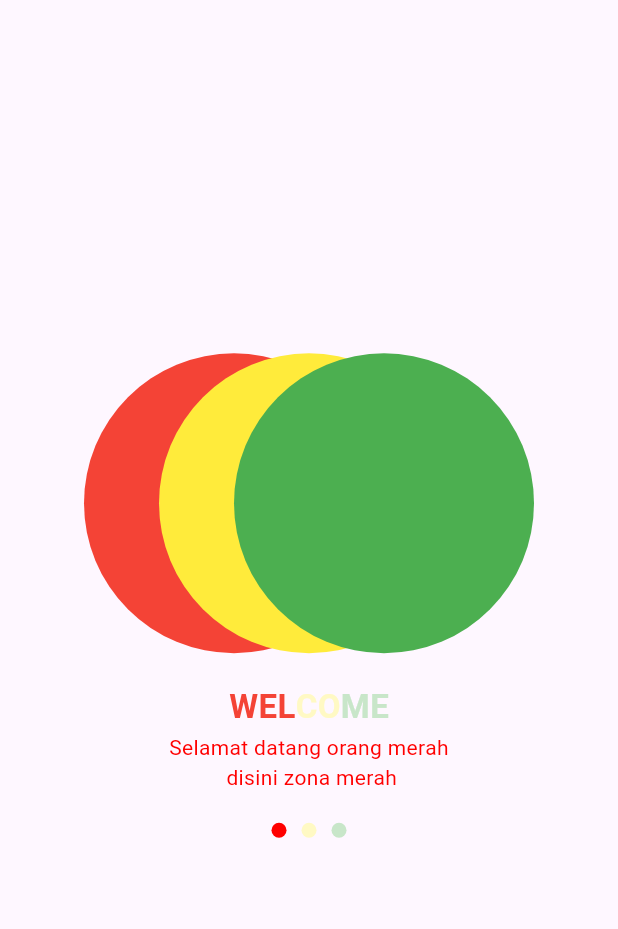
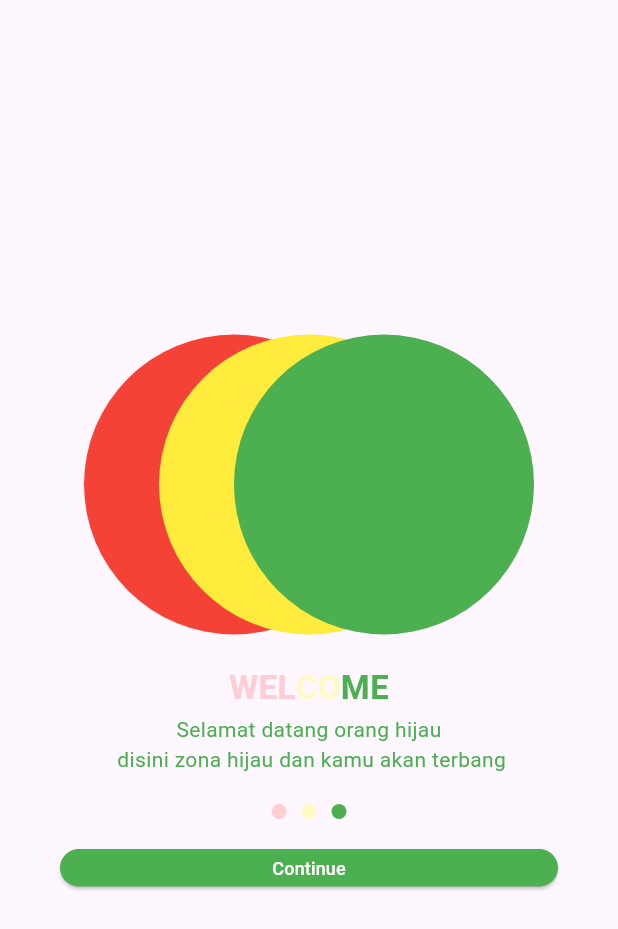
Before and after one commit to afnan923/tugas_week10_1123150074, a Flutter app: the MySplashScreen3 screen opened directly, on a phone screen of 412 x 824 dp. Shown: the top 929 px of the screen. Run offline on Flutter 3.47's test engine with Material 3 defaults, Android fonts, the light colour scheme and no system bars; our stand-ins replace firebase_auth, firebase_core; accounts and stored records are empty.

Commit message:
add screen3

```diff
--- a/lib/screen/screen 3.dart
+++ b/lib/screen/screen 3.dart
@@ -1,3 +1,4 @@
+import 'package:firebase_latihan/screen/my_login.dart';
 import 'package:flutter/material.dart';
 
 class MySplashScreen3 extends StatelessWidget {
@@ -52,7 +53,7 @@ class MySplashScreen3 extends StatelessWidget {
                   style: TextStyle(
                     fontSize: 22.0,
                     fontWeight: FontWeight.bold,
-                    color: Colors.red,
+                    color: Colors.red[100]!,
                   ),
                 ),
                 Text(
@@ -68,19 +69,16 @@ class MySplashScreen3 extends StatelessWidget {
                   style: TextStyle(
                     fontSize: 22.0,
                     fontWeight: FontWeight.bold,
-                    color: Colors.green[100]!,
+                    color: Colors.green,
                   ),
                 ),
               ],
             ),
             SizedBox(height: 2),
             Text(
-              "Selamat datang orang merah\n disini zona merah",
+              "Selamat datang orang hijau\n disini zona hijau dan kamu akan terbang",
               textAlign: TextAlign.center,
-              style: TextStyle(
-                fontSize: 14.0,
-                color: const Color.fromARGB(255, 255, 0, 0),
-              ),
+              style: TextStyle(fontSize: 14.0, color: Colors.green),
             ),
             SizedBox(height: 20),
             Row(
@@ -90,7 +88,7 @@ class MySplashScreen3 extends StatelessWidget {
                   height: 10,
                   width: 10,
                   decoration: BoxDecoration(
-                    color: const Color.fromARGB(255, 255, 0, 0),
+                    color: Colors.red[100]!,
                     shape: BoxShape.circle,
                   ),
                 ),
@@ -108,35 +106,35 @@ class MySplashScreen3 extends StatelessWidget {
                   height: 10,
                   width: 10,
                   decoration: BoxDecoration(
-                    color: Colors.green[100]!,
+                    color: Colors.green,
                     shape: BoxShape.circle,
                   ),
                 ),
               ],
             ),
             SizedBox(height: 20),
-            // Container(
-            //   margin: EdgeInsets.only(left: 40, right: 40),
-            //   child: SizedBox(
-            //     height: 25,
-            //     width: double.infinity,
-            //     child: ElevatedButton(onPressed: (){
-
-            //       Navigator.push(context,
-            //       MaterialPageRoute(builder: (context) => SplashScreen2()));
-            //     },
-            //     style: ElevatedButton.styleFrom(
-            //       backgroundColor: Colors.green,
-            //     ),
-            //     child: Text("Continue",
-            //     style: TextStyle(
-            //     fontSize: 12,
-            //     color: Colors.white,
-            //   ),
-            //   ),
-            //   ),
-            //   ),
-            // ),
+            Container(
+              margin: EdgeInsets.only(left: 40, right: 40),
+              child: SizedBox(
+                height: 25,
+                width: double.infinity,
+                child: ElevatedButton(
+                  onPressed: () {
+                    Navigator.push(
+                      context,
+                      MaterialPageRoute(builder: (context) => MyLogin()),
+                    );
+                  },
+                  style: ElevatedButton.styleFrom(
+                    backgroundColor: Colors.green,
+                  ),
+                  child: Text(
+                    "Continue",
+                    style: TextStyle(fontSize: 12, color: Colors.white),
+                  ),
+                ),
+              ),
+            ),
             SizedBox(height: 30),
           ],
         ),
```
